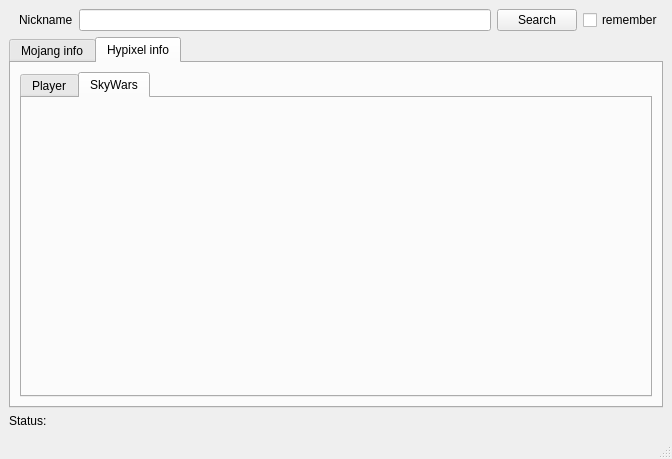
Before: the Qt Designer form uis/main.ui in Skublik-glek/HyStatsApp, drawn with Qt 5.
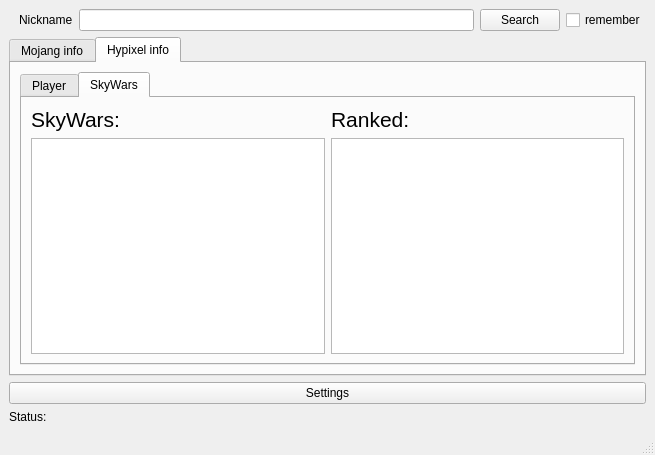
After: the same form once the commit is applied. The open tabs and pages were chosen to show the change. Icons and pictures are not drawn.

Diff of the .ui file:
```diff
--- a/uis/main.ui
+++ b/uis/main.ui
@@ -6,8 +6,8 @@
    <rect>
     <x>0</x>
     <y>0</y>
-    <width>672</width>
-    <height>459</height>
+    <width>655</width>
+    <height>455</height>
    </rect>
   </property>
   <property name="windowTitle">
@@ -178,6 +178,38 @@
            <attribute name="title">
             <string>SkyWars</string>
            </attribute>
+           <layout class="QGridLayout" name="gridLayout">
+            <item row="0" column="1">
+             <widget class="QLabel" name="label">
+              <property name="font">
+               <font>
+                <pointsize>16</pointsize>
+               </font>
+              </property>
+              <property name="text">
+               <string>Ranked:</string>
+              </property>
+             </widget>
+            </item>
+            <item row="1" column="0">
+             <widget class="QTextBrowser" name="swStats"/>
+            </item>
+            <item row="1" column="1">
+             <widget class="QTextBrowser" name="rSwStats"/>
+            </item>
+            <item row="0" column="0">
+             <widget class="QLabel" name="label_2">
+              <property name="font">
+               <font>
+                <pointsize>16</pointsize>
+               </font>
+              </property>
+              <property name="text">
+               <string>SkyWars:</string>
+              </property>
+             </widget>
+            </item>
+           </layout>
           </widget>
          </widget>
         </item>
@@ -185,6 +217,13 @@
       </widget>
      </widget>
     </item>
+    <item>
+     <widget class="QPushButton" name="setShow">
+      <property name="text">
+       <string>Settings</string>
+      </property>
+     </widget>
+    </item>
     <item>
      <widget class="QLabel" name="status">
       <property name="text">
```
Left out of the diff: 4 changed lines with no effect on the pictures.
